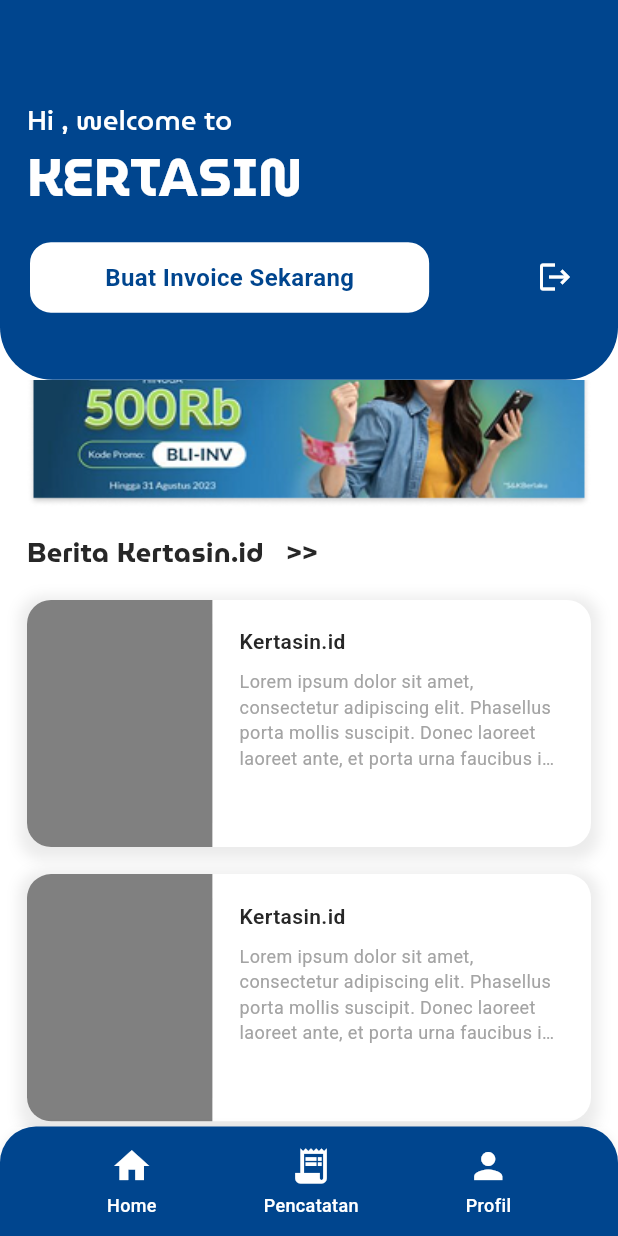
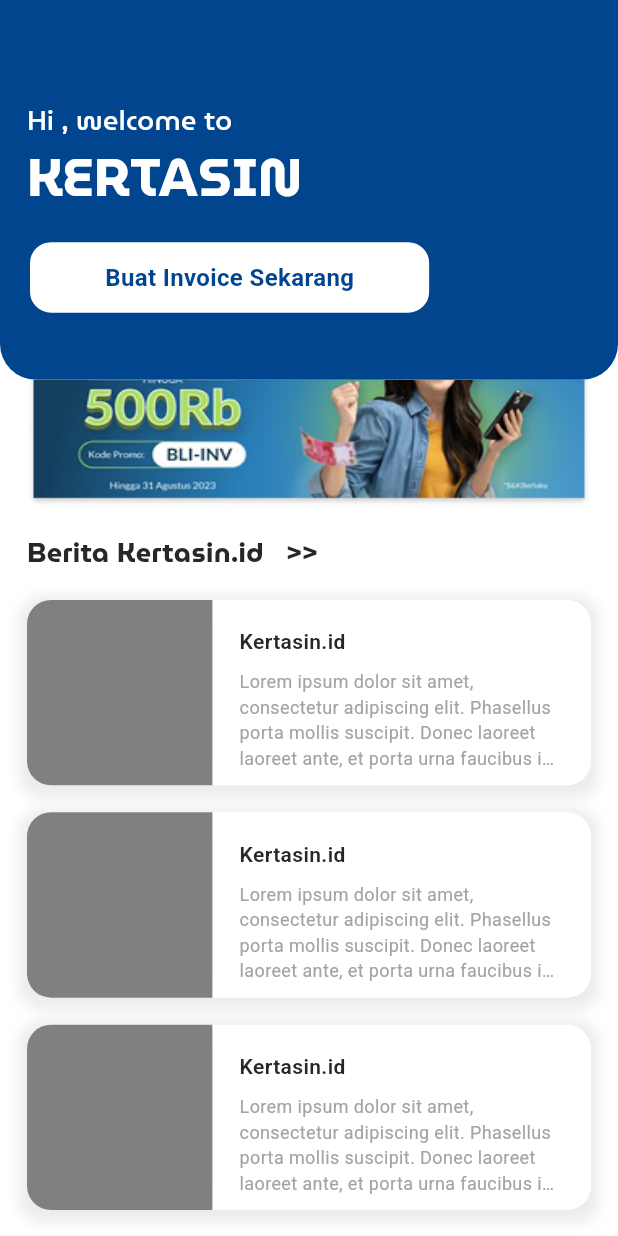
Before and after one commit to HCarrr/KertasinApp, a Flutter app: the Homescreen screen opened directly, scrolled down 191 dp, on a phone screen of 412 x 824 dp. Run offline on Flutter 3.47's test engine with Material 3 defaults, Android fonts, the phone set to English and light mode, and no system bars; our stand-ins replace cloud_firestore, firebase_auth, firebase_core, flutter_svg, get, google_sign_in; accounts and stored records are empty; project files that could hold a hidden picture were left out.

Commit message:
feat: update bottombar

```diff
--- a/lib/controllers/loginController.dart
+++ b/lib/controllers/loginController.dart
@@ -4,7 +4,7 @@ import 'package:flutter/material.dart';
 import 'package:flutter/services.dart';
 import 'package:get/get.dart';
 import 'package:google_sign_in/google_sign_in.dart';
-import 'package:kertasinapp/pages/home/HomeScreen.dart';
+import 'package:kertasinapp/pages/main/main_page.dart';
 
 class LoginController extends GetxController {
   final FirebaseAuth _auth = FirebaseAuth.instance;
@@ -60,7 +60,7 @@ class LoginController extends GetxController {
         }, SetOptions(merge: true));
 
         isLoading.value = false;
-        Get.off(() => Homescreen());
+        Get.off(() => MainPage());
       }
     } catch (e) {
       print("Login error: $e");
@@ -187,7 +187,7 @@ class LoginController extends GetxController {
         print("User data saved to Firestore: ${user.email}");
         isLoading.value = false;
         isSigningIn.value = false;
-        Get.off(() => Homescreen());
+        Get.off(() => MainPage());
       } else {
         print("Google Sign-In failed: No user returned");
         isLoading.value = false;
--- a/lib/main.dart
+++ b/lib/main.dart
@@ -5,6 +5,8 @@ import 'package:get/get.dart';
 import 'package:kertasinapp/pages/home/HomeScreen.dart';
 import 'package:kertasinapp/pages/invoice/InvoicePembelianPage.dart';
 import 'package:kertasinapp/pages/login/LoginPage.dart';
+import 'package:kertasinapp/routes/page_route.dart';
+import 'package:kertasinapp/routes/route_name.dart';
 
 void main() async {
   WidgetsFlutterBinding.ensureInitialized();
@@ -27,7 +29,8 @@ class MyApp extends StatelessWidget {
       theme: ThemeData(
         primarySwatch: Colors.blue,
       ),
-      home: const LoginPage(),
+      initialRoute: RoutesName.mainPage,
+      getPages: PagesRoute.pages,
     );
   }
 }
--- a/lib/pages/home/HomeScreen.dart
+++ b/lib/pages/home/HomeScreen.dart
@@ -3,6 +3,7 @@ import 'package:firebase_auth/firebase_auth.dart';
 import 'package:flutter/material.dart';
 import 'package:get/get.dart';
 import 'package:google_sign_in/google_sign_in.dart';
+import 'package:kertasinapp/controllers/home/home_controller.dart';
 import 'package:kertasinapp/controllers/home/productButtonController.dart';
 import 'package:kertasinapp/pages/profile/ProfilePage.dart';
 import 'package:kertasinapp/utilities/colors.dart';
@@ -17,36 +18,6 @@ class Homescreen extends StatelessWidget {
 
   final controller = Get.put(ProductButtonController());
 
-  Future<void> signOut() async {
-    try {
-      final GoogleSignIn googleSignIn = GoogleSignIn();
-      await googleSignIn.signOut();
-      print("Logged out from Google Sign-In");
-
-      await FirebaseAuth.instance.signOut();
-      print("Logged out from Firebase Authentication");
-
-      Get.offAll(() => const LoginPage());
-
-      Get.snackbar(
-        'Logout Berhasil',
-        'Anda telah logout. Silakan login dengan akun lain.',
-        backgroundColor: Colors.green,
-        colorText: Colors.white,
-        snackPosition: SnackPosition.BOTTOM,
-      );
-    } catch (e) {
-      print("Logout error: $e");
-      Get.snackbar(
-        'Logout Gagal',
-        e.toString(),
-        backgroundColor: Colors.redAccent,
-        colorText: Colors.white,
-        snackPosition: SnackPosition.BOTTOM,
-      );
-    }
-  }
-
   @override
   Widget build(BuildContext context) {
     final user = FirebaseAuth.instance.currentUser;
@@ -58,7 +29,8 @@ class Homescreen extends StatelessWidget {
           .snapshots(),
       builder: (context, snapshot) {
         // Menampilkan loading indicator jika data belum tersedia
-        if (snapshot.connectionState == ConnectionState.waiting || !snapshot.hasData) {
+        if (snapshot.connectionState == ConnectionState.waiting ||
+            !snapshot.hasData) {
           return const Center(child: CircularProgressIndicator());
         }
 
@@ -86,7 +58,7 @@ class Homescreen extends StatelessWidget {
                 decoration: BoxDecoration(
                   color: kColorFirst,
                   borderRadius: BorderRadius.vertical(
-                    bottom: Radius.circular(35),
+                    bottom: Radius.circular(24),
                   ),
                 ),
                 child: Padding(
@@ -112,12 +84,6 @@ class Homescreen extends StatelessWidget {
                             isPrimary: false,
                           ),
                           Spacer(),
-                          IconButton(
-                            icon: const Icon(Icons.logout),
-                            onPressed: signOut,
-                            tooltip: "Logout",
-                            color: kColorPureWhite,
-                          ),
                         ],
                       ),
                       SizedBox(height: Get.height * 0.03),
@@ -168,55 +134,6 @@ class Homescreen extends StatelessWidget {
               ),
             ],
           ),
-          bottomNavigationBar: Container(
-            padding: const EdgeInsets.symmetric(vertical: 12),
-            decoration: BoxDecoration(
-              color: kColorFirst,
-              borderRadius:
-                  const BorderRadius.vertical(top: Radius.circular(24)),
-              boxShadow: [
-                BoxShadow(
-                  color: Colors.black.withOpacity(0.05),
-                  offset: const Offset(0, -1),
-                  blurRadius: 4,
-                ),
-              ],
-            ),
-            child: Row(
-              mainAxisAlignment: MainAxisAlignment.spaceEvenly,
-              children: [
-                Column(
-                  mainAxisSize: MainAxisSize.min,
-                  children: [
-                    Icon(Icons.home, color: kColorPureWhite, size: 28),
-                    const SizedBox(height: 4),
-                    Text("Home", style: TStyle.captionWhite),
-                  ],
-                ),
-                Column(
-                  mainAxisSize: MainAxisSize.min,
-                  children: [
-                    Icon(Icons.receipt_long, color: kColorPureWhite, size: 28),
-                    const SizedBox(height: 4),
-                    Text("Pencatatan", style: TStyle.captionWhite),
-                  ],
-                ),
-                GestureDetector(
-                  onTap: () {
-                    Get.to(ProfilPage());
-                  },
-                  child: Column(
-                    mainAxisSize: MainAxisSize.min,
-                    children: [
-                      Icon(Icons.person, color: kColorPureWhite, size: 28),
-                      const SizedBox(height: 4),
-                      Text("Profil", style: TStyle.captionWhite),
-                    ],
-                  ),
-                ),
-              ],
-            ),
-          ),
         );
       },
     );
--- /dev/null
+++ b/lib/pages/print.dart
@@ -0,0 +1,5 @@
+import 'package:flutter/material.dart';
+
+void logPrint(Object? object) {
+  return debugPrint(object.toString());
+}
--- a/lib/routes/page_route.dart
+++ b/lib/routes/page_route.dart
@@ -1,15 +1,17 @@
 import 'package:get/get.dart';
 import 'package:kertasinapp/pages/invoice/InvoicePembelianPage.dart';
 import 'package:kertasinapp/pages/login/LoginPage.dart';
+import 'package:kertasinapp/pages/main/main_page.dart';
 import 'package:kertasinapp/routes/route_name.dart';
 import 'package:kertasinapp/pages/home/HomeScreen.dart';
 
 class PagesRoute {
   static final pages = [
-    GetPage(name: RouteName.homeScreen, page: () => Homescreen()),
-    GetPage(name: RouteName.loginPage, page: () => LoginPage()),
+    GetPage(name: RoutesName.homeScreen, page: () => Homescreen()),
+    GetPage(name: RoutesName.loginPage, page: () => LoginPage()),
     GetPage(
-        name: RouteName.invoicePembelianPage,
+        name: RoutesName.invoicePembelianPage,
         page: () => InvoicePembelianPage()),
+    GetPage(name: RoutesName.mainPage, page: () => MainPage()),
   ];
 }
--- a/lib/routes/route_name.dart
+++ b/lib/routes/route_name.dart
@@ -1,5 +1,6 @@
-abstract class RouteName {
+abstract class RoutesName {
   static const homeScreen = "/homeScreen";
   static const loginPage = "/loginPage";
   static const invoicePembelianPage = "/invoicePembelianPage";
+  static String mainPage = "/mainPage";
 }
--- a/lib/widgets/CardNews.dart
+++ b/lib/widgets/CardNews.dart
@@ -12,7 +12,7 @@ class CardNews extends StatelessWidget {
   Widget build(BuildContext context) {
     return Container(
       width: Get.width,
-      height: Get.height * 0.2,
+      height: Get.height * 0.15,
       margin: EdgeInsets.only(top: 18),
       decoration: BoxDecoration(
         color: kColorPureWhite,
```
Also changed, not shown: lib/controllers/home/home_controller.dart (added, +21 -0 lines), lib/model/home/item_navbar_model.dart (added, +10 -0 lines), lib/pages/home/bottomBar/item_navbar.dart (added, +49 -0 lines), lib/pages/main/main_page.dart (added, +68 -0 lines), lib/pages/profile/ProfilePage.dart (+45 -70 lines).
